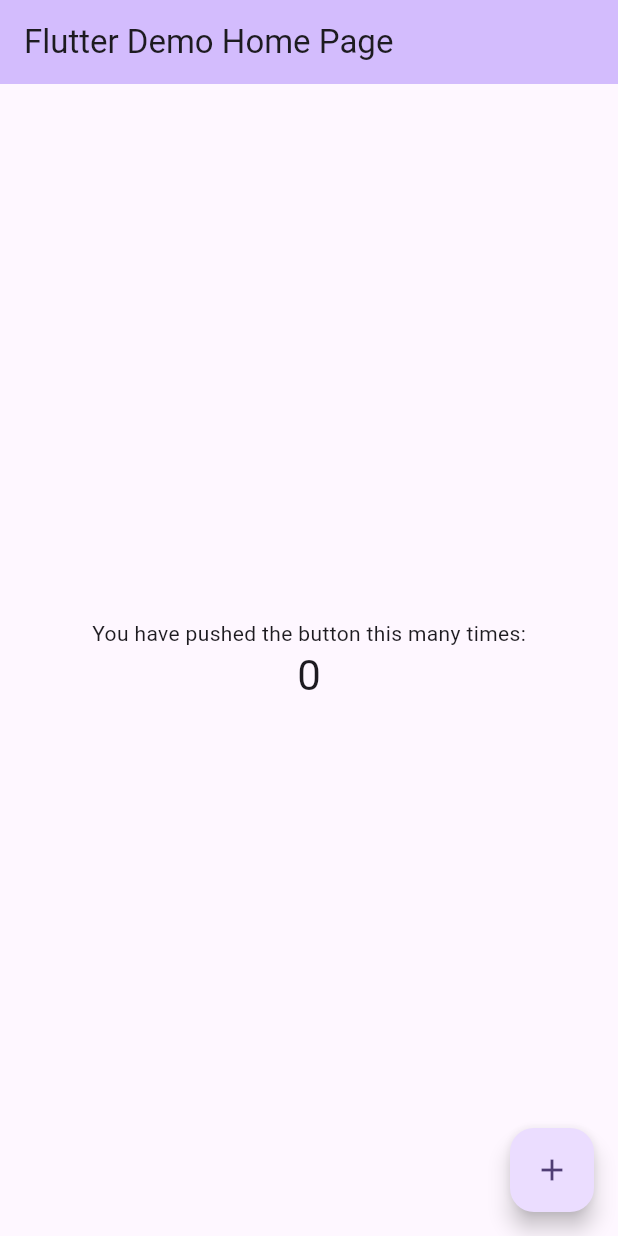
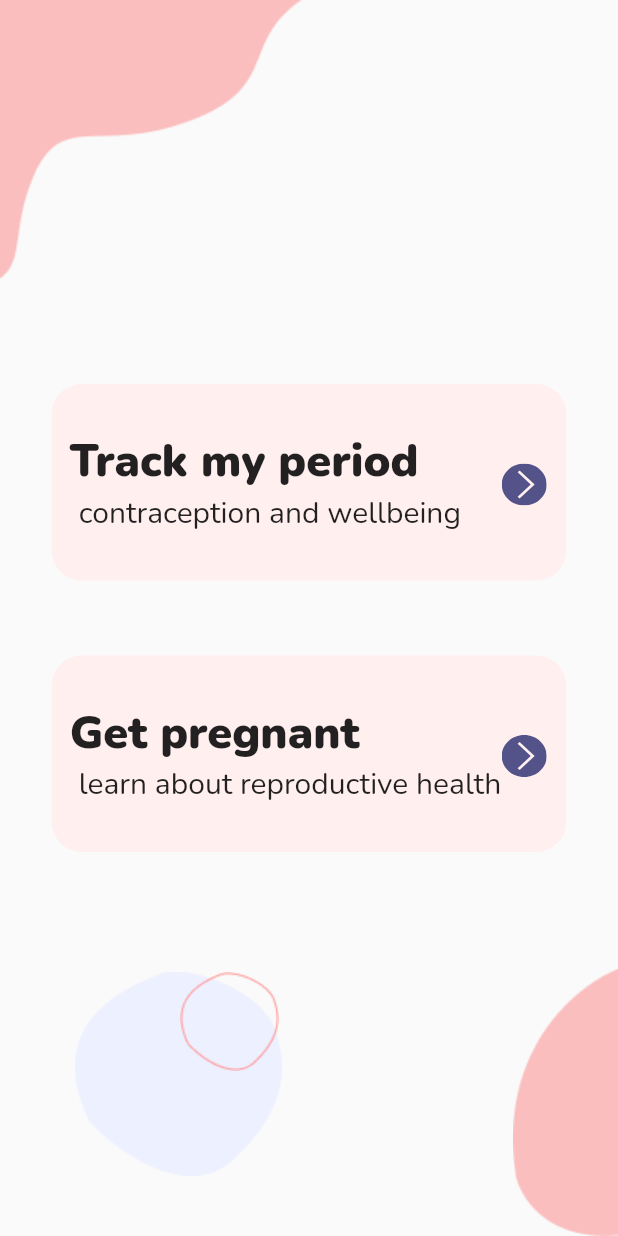
Before and after one commit to Sensornyy/floraco_flutter_test, a Flutter app: the screen it shows after launch, on a phone screen of 412 x 824 dp. Run offline on Flutter 3.47's test engine with Material 2 defaults, Android fonts, the phone set to English and light mode, and no system bars; our stand-ins replace flutter_svg, google_fonts.

Commit message:
feat: implement choice page UI

```diff
--- a/lib/main.dart
+++ b/lib/main.dart
@@ -1,125 +1,16 @@
 import 'package:flutter/material.dart';
 
-void main() {
-  runApp(const MyApp());
-}
+import 'package:floraco_flutter_test/src/features/choice/presentation/page/choice_page.dart';
+
+void main() => runApp(const MyApp());
 
 class MyApp extends StatelessWidget {
-  const MyApp({super.key});
+  const MyApp({Key? key}) : super(key: key);
 
-  // This widget is the root of your application.
   @override
   Widget build(BuildContext context) {
-    return MaterialApp(
-      title: 'Flutter Demo',
-      theme: ThemeData(
-        // This is the theme of your application.
-        //
-        // TRY THIS: Try running your application with "flutter run". You'll see
-        // the application has a blue toolbar. Then, without quitting the app,
-        // try changing the seedColor in the colorScheme below to Colors.green
-        // and then invoke "hot reload" (save your changes or press the "hot
-        // reload" button in a Flutter-supported IDE, or press "r" if you used
-        // the command line to start the app).
-        //
-        // Notice that the counter didn't reset back to zero; the application
-        // state is not lost during the reload. To reset the state, use hot
-        // restart instead.
-        //
-        // This works for code too, not just values: Most code changes can be
-        // tested with just a hot reload.
-        colorScheme: ColorScheme.fromSeed(seedColor: Colors.deepPurple),
-        useMaterial3: true,
-      ),
-      home: const MyHomePage(title: 'Flutter Demo Home Page'),
+    return const MaterialApp(
+      home: ChoicePage()
     );
   }
 }
-
-class MyHomePage extends StatefulWidget {
-  const MyHomePage({super.key, required this.title});
-
-  // This widget is the home page of your application. It is stateful, meaning
-  // that it has a State object (defined below) that contains fields that affect
-  // how it looks.
-
-  // This class is the configuration for the state. It holds the values (in this
-  // case the title) provided by the parent (in this case the App widget) and
-  // used by the build method of the State. Fields in a Widget subclass are
-  // always marked "final".
-
-  final String title;
-
-  @override
-  State<MyHomePage> createState() => _MyHomePageState();
-}
-
-class _MyHomePageState extends State<MyHomePage> {
-  int _counter = 0;
-
-  void _incrementCounter() {
-    setState(() {
-      // This call to setState tells the Flutter framework that something has
-      // changed in this State, which causes it to rerun the build method below
-      // so that the display can reflect the updated values. If we changed
-      // _counter without calling setState(), then the build method would not be
-      // called again, and so nothing would appear to happen.
-      _counter++;
-    });
-  }
-
-  @override
-  Widget build(BuildContext context) {
-    // This method is rerun every time setState is called, for instance as done
-    // by the _incrementCounter method above.
-    //
-    // The Flutter framework has been optimized to make rerunning build methods
-    // fast, so that you can just rebuild anything that needs updating rather
-    // than having to individually change instances of widgets.
-    return Scaffold(
-      appBar: AppBar(
-        // TRY THIS: Try changing the color here to a specific color (to
-        // Colors.amber, perhaps?) and trigger a hot reload to see the AppBar
-        // change color while the other colors stay the same.
-        backgroundColor: Theme.of(context).colorScheme.inversePrimary,
-        // Here we take the value from the MyHomePage object that was created by
-        // the App.build method, and use it to set our appbar title.
-        title: Text(widget.title),
-      ),
-      body: Center(
-        // Center is a layout widget. It takes a single child and positions it
-        // in the middle of the parent.
-        child: Column(
-          // Column is also a layout widget. It takes a list of children and
-          // arranges them vertically. By default, it sizes itself to fit its
-          // children horizontally, and tries to be as tall as its parent.
-          //
-          // Column has various properties to control how it sizes itself and
-          // how it positions its children. Here we use mainAxisAlignment to
-          // center the children vertically; the main axis here is the vertical
-          // axis because Columns are vertical (the cross axis would be
-          // horizontal).
-          //
-          // TRY THIS: Invoke "debug painting" (choose the "Toggle Debug Paint"
-          // action in the IDE, or press "p" in the console), to see the
-          // wireframe for each widget.
-          mainAxisAlignment: MainAxisAlignment.center,
-          children: <Widget>[
-            const Text(
-              'You have pushed the button this many times:',
-            ),
-            Text(
-              '$_counter',
-              style: Theme.of(context).textTheme.headlineMedium,
-            ),
-          ],
-        ),
-      ),
-      floatingActionButton: FloatingActionButton(
-        onPressed: _incrementCounter,
-        tooltip: 'Increment',
-        child: const Icon(Icons.add),
-      ), // This trailing comma makes auto-formatting nicer for build methods.
-    );
-  }
-}
--- /dev/null
+++ b/lib/src/features/choice/presentation/page/choice_page.dart
@@ -0,0 +1,38 @@
+import 'package:flutter/material.dart';
+
+import 'package:floraco_flutter_test/src/features/choice/presentation/widgets/choice_column_widget.dart';
+
+class ChoicePage extends StatelessWidget {
+  const ChoicePage({Key? key}) : super(key: key);
+
+  @override
+  Widget build(BuildContext context) {
+    return SafeArea(
+      child: Scaffold(
+        body: Stack(
+          children: [
+            Image.asset('assets/images/Vector 16.png'),
+            Positioned(
+              left: 50,
+              bottom: 40,
+              child: Image.asset('assets/images/Vector 20.png'),
+            ),
+            Positioned(
+              left: 120,
+              bottom: 110,
+              child: Image.asset('assets/images/Vector 17.png'),
+            ),
+            Align(
+              alignment: Alignment.bottomRight,
+              child: Image.asset('assets/images/Vector 5.png'),
+            ),
+            const Align(
+              alignment: Alignment.center,
+              child: ChoiceColumnWidget(),
+            ),
+          ],
+        ),
+      ),
+    );
+  }
+}
--- /dev/null
+++ b/lib/src/features/choice/presentation/widgets/choice_column_widget.dart
@@ -0,0 +1,29 @@
+import 'package:floraco_flutter_test/src/features/choice/presentation/widgets/choice_widget.dart';
+import 'package:flutter/material.dart';
+
+class ChoiceColumnWidget extends StatelessWidget {
+  const ChoiceColumnWidget({Key? key}) : super(key: key);
+
+  @override
+  Widget build(BuildContext context) {
+    return SingleChildScrollView(
+      physics: const BouncingScrollPhysics(),
+      child: Column(
+        mainAxisAlignment: MainAxisAlignment.center,
+        children: [
+          ChoiceWidget(
+            title: 'Track my period',
+            subtitle: 'contraception and wellbeing',
+            onTap: () {},
+          ),
+          const SizedBox(height: 50),
+          ChoiceWidget(
+            title: 'Get pregnant',
+            subtitle: 'learn about reproductive health',
+            onTap: () {},
+          ),
+        ],
+      ),
+    );
+  }
+}
--- /dev/null
+++ b/lib/src/features/choice/presentation/widgets/choice_widget.dart
@@ -0,0 +1,73 @@
+import 'package:flutter/material.dart';
+import 'package:flutter_svg/flutter_svg.dart';
+import 'package:google_fonts/google_fonts.dart';
+
+class ChoiceWidget extends StatelessWidget {
+  final String title;
+  final String subtitle;
+  final VoidCallback onTap;
+
+  const ChoiceWidget({
+    required this.title,
+    required this.subtitle,
+    required this.onTap,
+    Key? key,
+  }) : super(key: key);
+
+  @override
+  Widget build(BuildContext context) {
+    return Container(
+      width: 343,
+      height: 131,
+      decoration: ShapeDecoration(
+        color: const Color(0xFFFFEFEF),
+        shape: RoundedRectangleBorder(
+          borderRadius: BorderRadius.circular(20),
+        ),
+      ),
+      child: Stack(
+        // mainAxisAlignment: MainAxisAlignment.spaceBetween,
+        children: [
+          Padding(
+            padding: const EdgeInsets.only(left: 12),
+            child: Column(
+              mainAxisAlignment: MainAxisAlignment.center,
+              crossAxisAlignment: CrossAxisAlignment.start,
+              children: [
+                Text(
+                  title,
+                  style: GoogleFonts.nunito(
+                    fontSize: 30,
+                    fontWeight: FontWeight.w900,
+                  ),
+                ),
+                Padding(
+                  padding: const EdgeInsets.only(left: 6),
+                  child: Text(
+                    subtitle,
+                    style: GoogleFonts.nunito(
+                      fontSize: 20,
+                      fontWeight: FontWeight.w400,
+                    ),
+                  ),
+                ),
+              ],
+            ),
+          ),
+          Positioned(
+            right: 0,
+            bottom: 50,
+            child: Padding(
+              padding: const EdgeInsets.only(right: 13),
+              child: SvgPicture.asset(
+                'assets/icons/arrow.svg',
+                height: 28,
+                width: 30,
+              ),
+            ),
+          ),
+        ],
+      ),
+    );
+  }
+}
--- a/pubspec.yaml
+++ b/pubspec.yaml
@@ -40,6 +40,7 @@ dependencies:
   freezed: ^2.4.5
   freezed_annotation: ^2.4.1
   get_it: ^7.6.4
+  flutter_svg: ^2.0.9
 
 dev_dependencies:
   flutter_test:
@@ -66,6 +67,7 @@ flutter:
   # To add assets to your application, add an assets section, like this:
   assets:
     - assets/images/
+    - assets/icons/
 
   # An image asset can refer to one or more resolution-specific "variants", see
   # https://flutter.dev/assets-and-images/#resolution-aware
```
Also changed, not shown: assets/icons/arrow.svg (added), assets/images/Ellipse 14.png, assets/images/Ellipse 15.png, assets/images/Vector 10.png, assets/images/Vector 11.png, assets/images/Vector 14.png (deleted), assets/images/Vector 16.png, assets/images/Vector 17.png, assets/images/Vector 20.png (added), assets/images/Vector 5.png, assets/images/Vector 6.png, assets/images/Vector 9.png, pubspec.lock, 2 other files.
